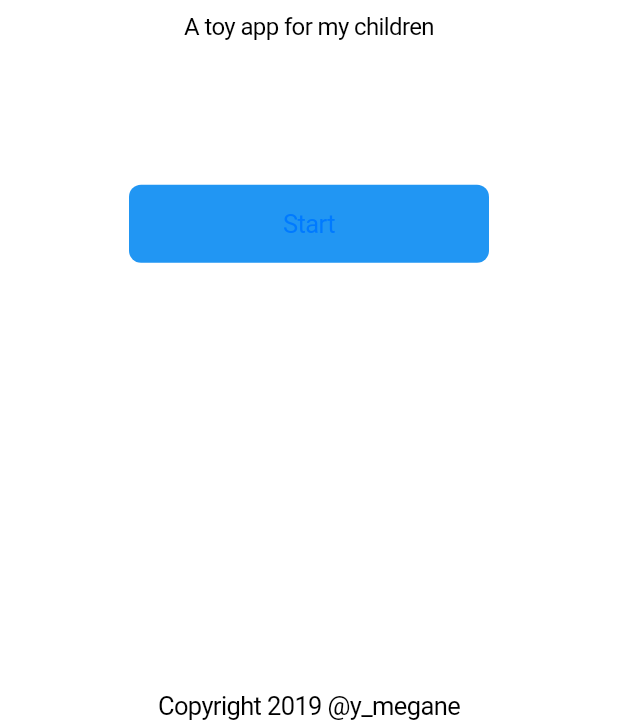
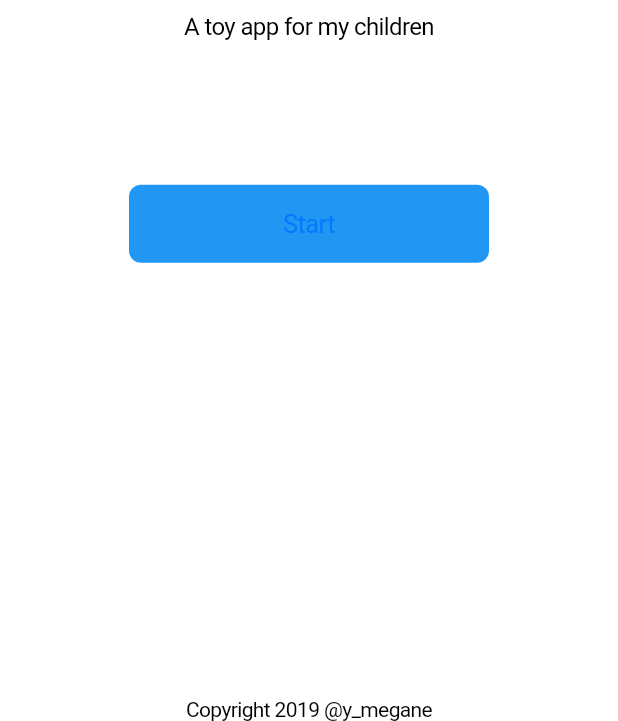
Before and after one commit to ymegane/TapTapTap2, a Flutter app: the screen it shows after launch, on a phone screen of 412 x 824 dp, the part 515-1236 px from its top. Run offline on Flutter 3.47's test engine with Material 2 defaults, Android fonts, the light colour scheme and no system bars; our stand-ins replace rxdart; missing offline and left inert: bloc_provider, soundpool.

Commit message:
:sparkles: Update Text style

```diff
--- a/lib/widget/launch_screen.dart
+++ b/lib/widget/launch_screen.dart
@@ -14,7 +14,7 @@ class LaunchScreen extends StatelessWidget {
                 crossAxisAlignment: CrossAxisAlignment.center,
                 mainAxisAlignment: MainAxisAlignment.center,
                 children: <Widget>[
-                  Text(
+                  const Text(
                     'TapTapTap',
                     textAlign: TextAlign.center,
                     style: TextStyle(
@@ -24,7 +24,7 @@ class LaunchScreen extends StatelessWidget {
                   const Padding(
                     padding: EdgeInsets.all(4.0),
                   ),
-                  Text(
+                  const Text(
                     'A toy app for my children',
                     textAlign: TextAlign.center,
                     style: TextStyle(
@@ -54,6 +54,9 @@ class LaunchScreen extends StatelessWidget {
               child: Text(
                 'Copyright 2019 @y_megane',
                 textAlign: TextAlign.center,
+                style: TextStyle(
+                  fontSize: 14.0,
+                ),
               ),
             )
           ],
```
